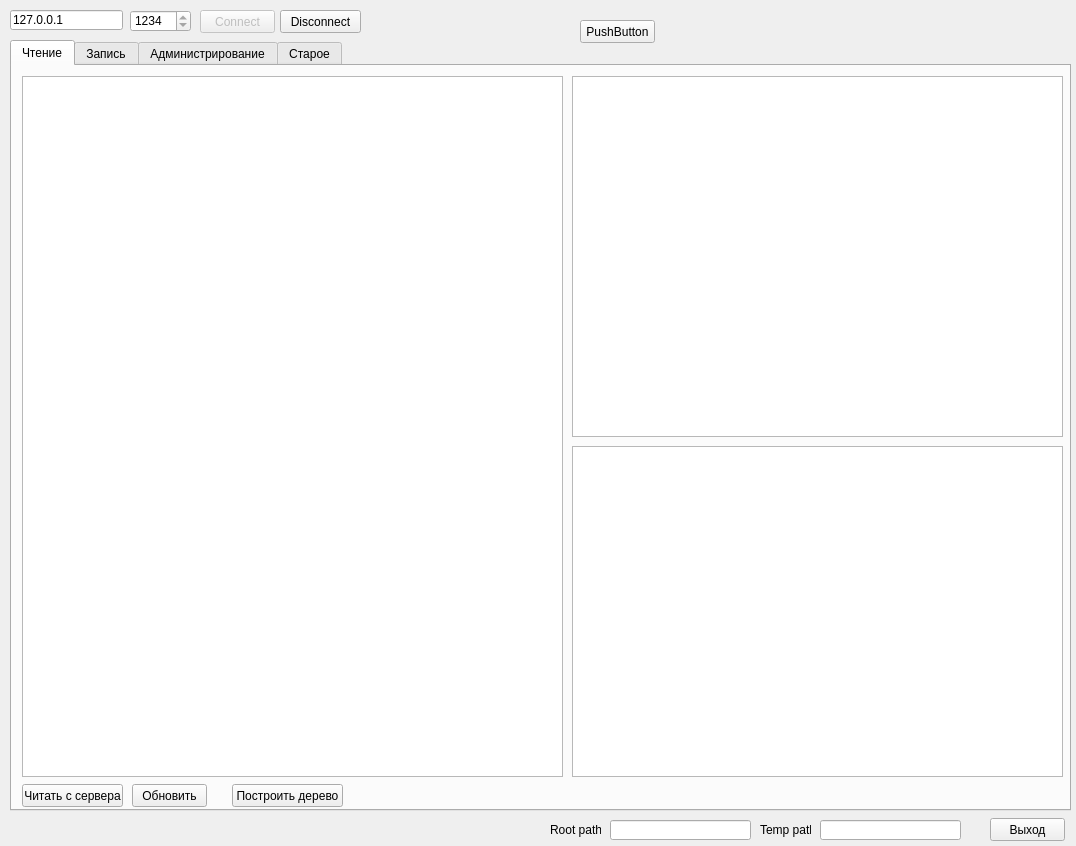
Before: the Qt Designer form Socket_Client_v5/Dialogs/MainForm.ui in Balog/Synchonization, drawn with Qt 5.
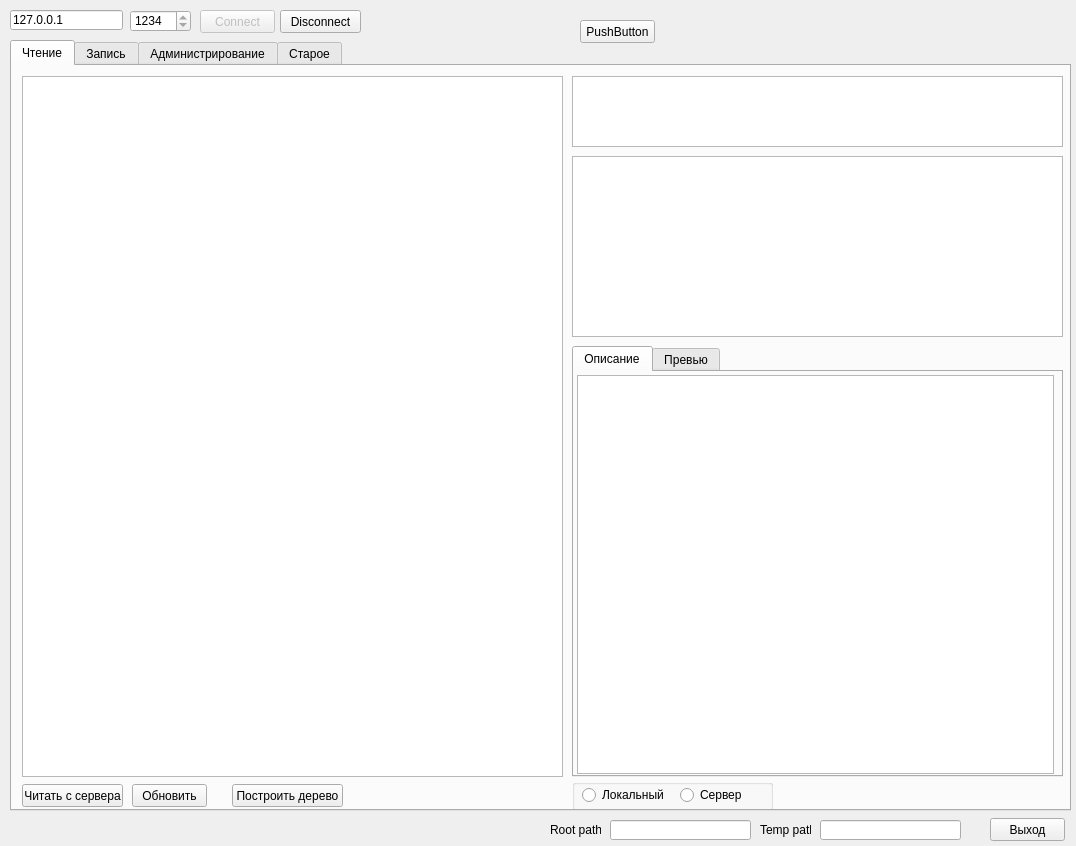
After: the same form once the commit is applied.

What changed in the file:
```diff
--- a/Socket_Client_v5/Dialogs/MainForm.ui
+++ b/Socket_Client_v5/Dialogs/MainForm.ui
@@ -203,26 +203,110 @@
       <string>Построить дерево</string>
      </property>
     </widget>
-    <widget class="QPlainTextEdit" name="pteDesRead">
+    <widget class="QTabWidget" name="tabWidget_2">
      <property name="geometry">
       <rect>
        <x>560</x>
-       <y>380</y>
+       <y>280</y>
        <width>491</width>
-       <height>331</height>
+       <height>431</height>
       </rect>
      </property>
+     <property name="currentIndex">
+      <number>0</number>
+     </property>
+     <widget class="QWidget" name="tab_5">
+      <attribute name="title">
+       <string>Описание</string>
+      </attribute>
+      <widget class="QPlainTextEdit" name="pteDesRead">
+       <property name="geometry">
+        <rect>
+         <x>3</x>
+         <y>3</y>
+         <width>477</width>
+         <height>399</height>
+        </rect>
+       </property>
+      </widget>
+     </widget>
+     <widget class="QWidget" name="tab_6">
+      <attribute name="title">
+       <string>Превью</string>
+      </attribute>
+      <widget class="QGraphicsView" name="graphicsView">
+       <property name="geometry">
+        <rect>
+         <x>3</x>
+         <y>3</y>
+         <width>481</width>
+         <height>371</height>
+        </rect>
+       </property>
+      </widget>
+      <zorder>graphicsView</zorder>
+      <zorder>pteDesRead</zorder>
+     </widget>
     </widget>
-    <widget class="QGraphicsView" name="graphicsView">
+    <widget class="QPlainTextEdit" name="plainTextEdit">
      <property name="geometry">
       <rect>
        <x>560</x>
        <y>10</y>
        <width>491</width>
-       <height>361</height>
+       <height>71</height>
       </rect>
      </property>
     </widget>
+    <widget class="QTableView" name="tableView">
+     <property name="geometry">
+      <rect>
+       <x>560</x>
+       <y>90</y>
+       <width>491</width>
+       <height>181</height>
+      </rect>
+     </property>
+    </widget>
+    <widget class="QGroupBox" name="groupBox">
+     <property name="geometry">
+      <rect>
+       <x>560</x>
+       <y>713</y>
+       <width>201</width>
+       <height>32</height>
+      </rect>
+     </property>
+     <property name="title">
+      <string/>
+     </property>
+     <widget class="QRadioButton" name="radioButton">
+      <property name="geometry">
+       <rect>
+        <x>10</x>
+        <y>7</y>
+        <width>82</width>
+        <height>18</height>
+       </rect>
+      </property>
+      <property name="text">
+       <string>Локальный</string>
+      </property>
+     </widget>
+     <widget class="QRadioButton" name="radioButton_2">
+      <property name="geometry">
+       <rect>
+        <x>108</x>
+        <y>7</y>
+        <width>82</width>
+        <height>18</height>
+       </rect>
+      </property>
+      <property name="text">
+       <string>Сервер</string>
+      </property>
+     </widget>
+    </widget>
    </widget>
    <widget class="QWidget" name="tab_2">
     <attribute name="title">
```
